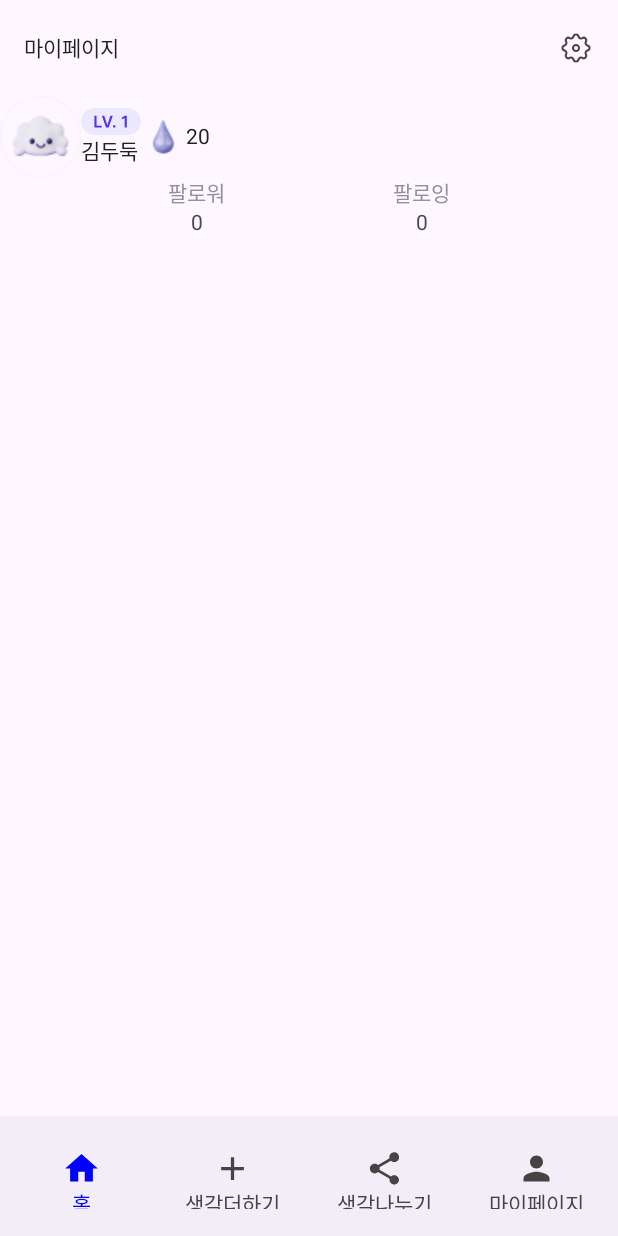
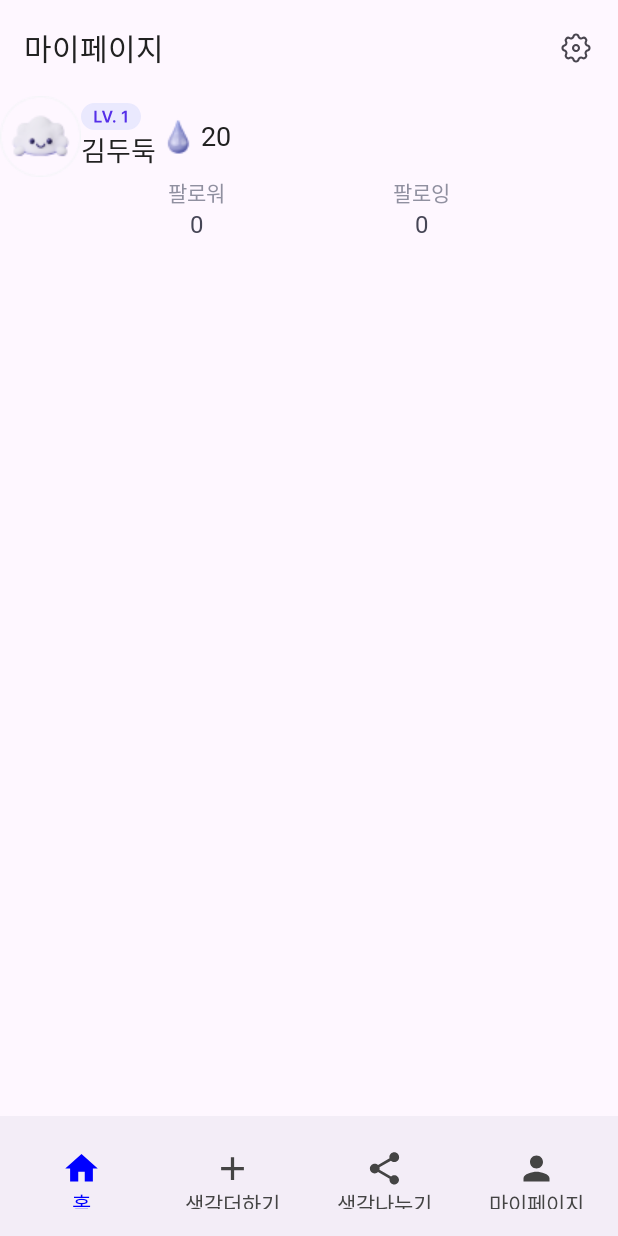
Before and after one commit to gitsuhyun/Compose-Practice, an Android app built with Jetpack Compose: the ProfileScreen screen opened through its navigation route, on a phone screen of 412 x 824 dp. Run offline under Robolectric (Android 15) with nearby library versions, the phone set to English and light mode, and no system bars; Roboto replaces fonts that are not available here.

Commit message:
[Design] 폰트 디자인 시스템 수정

```diff
--- a/app/src/main/java/com/example/compose_practice/screens/ProfileScreen.kt
+++ b/app/src/main/java/com/example/compose_practice/screens/ProfileScreen.kt
@@ -25,7 +25,7 @@ fun ProfileScreen() {
     Scaffold(
         topBar = {
             TopAppBar(
-                title = { Text("마이페이지", style = TextStyle(color = ComposePracticeTheme.colors.black)) },
+                title = { Text("마이페이지", style = ComposePracticeTheme.typography.Headline1_b.copy(color = ComposePracticeTheme.colors.black)) },
                 actions = {
                     IconButton(onClick = {
                         //세팅 페이지 이동
@@ -55,10 +55,10 @@ fun ProfileScreen() {
                     Image(painter = painterResource(id = R.drawable.ic_profile), contentDescription = null)
                     Column {
                         Image(painter = painterResource(id = R.drawable.ic_level), contentDescription = null)
-                        Text(text = "김두둑", style = TextStyle(color = ComposePracticeTheme.colors.black))
+                        Text(text = "김두둑", style = ComposePracticeTheme.typography.Bn1_b.copy(color = ComposePracticeTheme.colors.black))
                     }
                     Image(painter = painterResource(id = R.drawable.ic_dotori), contentDescription = null)
-                    Text(text = "20", style = TextStyle(color = ComposePracticeTheme.colors.black))
+                    Text(text = "20", style = ComposePracticeTheme.typography.Br1_sb.copy(color = ComposePracticeTheme.colors.black))
                 }
                 Row (
                     modifier = Modifier.fillMaxWidth(),
@@ -68,15 +68,15 @@ fun ProfileScreen() {
                         verticalArrangement = Arrangement.spacedBy(2.dp, Alignment.Top),
                         horizontalAlignment = Alignment.CenterHorizontally,
                     ) {
-                        Text(text = "팔로워", style = TextStyle(color = ComposePracticeTheme.colors.g4))
-                        Text(text = "0", style = TextStyle(color = ComposePracticeTheme.colors.g6))
+                        Text(text = "팔로워", style = ComposePracticeTheme.typography.Caption1_r.copy(color = ComposePracticeTheme.colors.g4))
+                        Text(text = "0", style = ComposePracticeTheme.typography.Ln1_m.copy(color = ComposePracticeTheme.colors.g6))
                     }
                     Column(
                         verticalArrangement = Arrangement.spacedBy(2.dp, Alignment.Top),
                         horizontalAlignment = Alignment.CenterHorizontally,
                     ) {
-                        Text(text = "팔로잉", style = TextStyle(color = ComposePracticeTheme.colors.g4))
-                        Text(text = "0", style = TextStyle(color = ComposePracticeTheme.colors.g6))
+                        Text(text = "팔로잉", style = ComposePracticeTheme.typography.Caption1_r.copy(color = ComposePracticeTheme.colors.g4))
+                        Text(text = "0", style = ComposePracticeTheme.typography.Ln1_m.copy(color = ComposePracticeTheme.colors.g6))
                     }
                 }
 
--- a/app/src/main/java/com/example/compose_practice/ui/theme/ComposePracticeTheme.kt
+++ b/app/src/main/java/com/example/compose_practice/ui/theme/ComposePracticeTheme.kt
@@ -8,4 +8,10 @@ object ComposePracticeTheme {
     @Composable
     @ReadOnlyComposable
     get() = LocalColors.current
+
+    val typography: GoodMoney
+    @Composable
+    @ReadOnlyComposable
+    get() = LocalTypography.current
+
 }
--- a/app/src/main/java/com/example/compose_practice/ui/theme/Theme.kt
+++ b/app/src/main/java/com/example/compose_practice/ui/theme/Theme.kt
@@ -8,6 +8,7 @@ import androidx.compose.runtime.SideEffect
 import androidx.compose.ui.graphics.toArgb
 import androidx.compose.ui.platform.LocalView
 import androidx.core.view.WindowCompat
+import com.example.compose_practice.ui.theme.ComposePracticeTheme.typography
 
 fun colors() = AppColors()
 
@@ -28,6 +29,7 @@ fun ComposePracticeTheme(
     }
     CompositionLocalProvider(
         LocalColors provides colors,
+        LocalTypography provides typography
     ) {
         content()
     }
--- a/app/src/main/java/com/example/compose_practice/ui/theme/Type.kt
+++ b/app/src/main/java/com/example/compose_practice/ui/theme/Type.kt
@@ -2,6 +2,7 @@ package com.example.compose_practice.ui.theme
 
 
 import androidx.compose.runtime.Immutable
+import androidx.compose.runtime.staticCompositionLocalOf
 import androidx.compose.ui.text.TextStyle
 import androidx.compose.ui.text.font.Font
 import androidx.compose.ui.text.font.FontFamily
@@ -84,7 +85,7 @@ val pretendard = FontFamily(
     Font(R.font.pretendard_regular, FontWeight.Normal, FontStyle.Normal),
     Font(R.font.pretendard_semi_bold, FontWeight.SemiBold, FontStyle.Normal)
 )
-// Set of Material typography styles to start with
+
 val Typography = GoodMoney(
     Title1_r = TextStyle(
         fontFamily = pretendard,
@@ -348,3 +349,5 @@ val Typography = GoodMoney(
         fontFamily = pretendard
     )
 )
+
+val LocalTypography = staticCompositionLocalOf { Typography }
```
